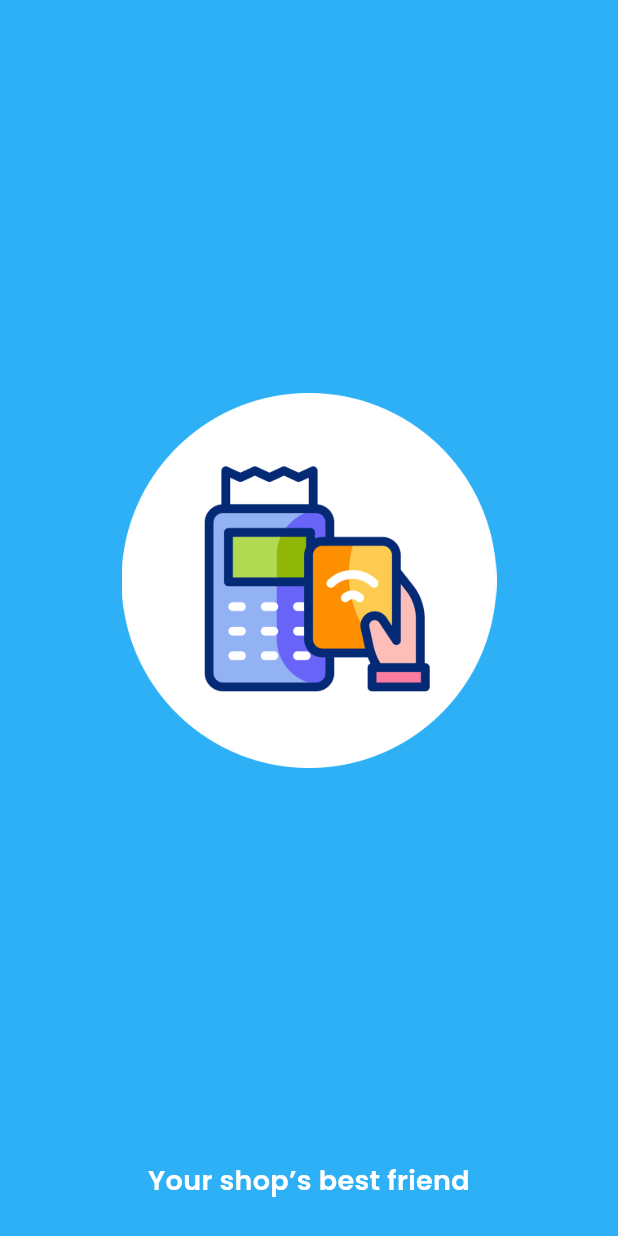
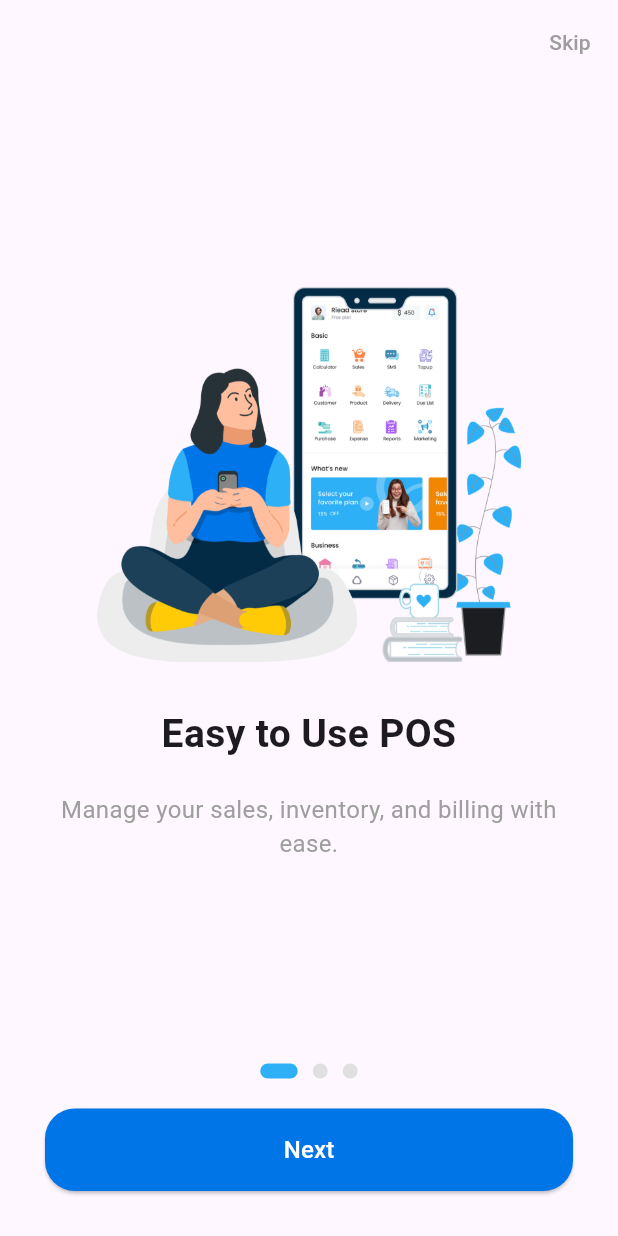
Before and after one commit to sagardhadke/SagarPOS360, a Flutter app: the screen it shows after launch, on a phone screen of 412 x 824 dp. Run offline on Flutter 3.47's test engine with Material 3 defaults, Android fonts, the phone set to English and light mode, and no system bars.

Commit message:
Complete onBoard

```diff
--- /dev/null
+++ b/lib/core/constants/onBoarding_content.dart
@@ -0,0 +1,25 @@
+class OnBoardingContent {
+  final String? image;
+  final String? title;
+  final String? description;
+
+  OnBoardingContent({this.image, this.title, this.description});
+}
+
+List<OnBoardingContent> onBoardcontents = [
+  OnBoardingContent(
+    image: 'assets/images/onBoard1.png',
+    title: 'Easy to Use POS',
+    description: 'Manage your sales, inventory, and billing with ease.',
+  ),
+  OnBoardingContent(
+    image: 'assets/images/onBoard2.png',
+    title: 'Real-time Reports',
+    description: 'Get detailed insights and analytics on your business.',
+  ),
+  OnBoardingContent(
+    image: 'assets/images/onBoard3.png',
+    title: 'Grow Your Business',
+    description: 'Empower your decisions and scale efficiently.',
+  ),
+];
--- a/lib/main.dart
+++ b/lib/main.dart
@@ -1,6 +1,6 @@
 import 'package:flutter/material.dart';
 import 'package:sagarpos360/core/constants/app_colors.dart';
-import 'package:sagarpos360/screens/splash.dart';
+import 'package:sagarpos360/screens/onBoarding/onBoard.dart';
 
 void main() {
   runApp(const MyApp());
@@ -19,6 +19,6 @@
           colorScheme: ColorScheme.fromSeed(seedColor: Colors.deepPurple),
           useMaterial3: true,
         ),
-        home: MySplash());
+        home: UserOnBoard());
   }
 }
--- /dev/null
+++ b/lib/screens/onBoarding/onBoard.dart
@@ -0,0 +1,143 @@
+import 'package:flutter/material.dart';
+import 'package:sagarpos360/core/constants/app_colors.dart';
+import '../../core/constants/onBoarding_content.dart';
+
+class UserOnBoard extends StatefulWidget {
+  const UserOnBoard({super.key});
+
+  @override
+  State<UserOnBoard> createState() => _UserOnBoardState();
+}
+
+class _UserOnBoardState extends State<UserOnBoard> {
+  int currentIndex = 0;
+  late PageController _controller;
+
+  @override
+  void initState() {
+    _controller = PageController(initialPage: 0);
+    super.initState();
+  }
+
+  @override
+  void dispose() {
+    _controller.dispose();
+    super.dispose();
+  }
+
+  @override
+  Widget build(BuildContext context) {
+    return Scaffold(
+      appBar: AppBar(
+        backgroundColor: Colors.transparent,
+        elevation: 0,
+        actions: [
+          if (currentIndex != onBoardcontents.length - 1)
+            TextButton(
+              onPressed: () {},
+              child: const Text("Skip", style: TextStyle(color: Colors.grey)),
+            )
+        ],
+      ),
+      body: Column(
+        children: [
+          Expanded(
+            child: PageView.builder(
+              controller: _controller,
+              itemCount: onBoardcontents.length,
+              onPageChanged: (int index) {
+                setState(() => currentIndex = index);
+              },
+              itemBuilder: (_, i) {
+                final content = onBoardcontents[i];
+                return Padding(
+                  padding:
+                      const EdgeInsets.symmetric(horizontal: 30, vertical: 10),
+                  child: Column(
+                    mainAxisAlignment: MainAxisAlignment.center,
+                    children: [
+                      Image.asset(
+                        content.image ?? '',
+                        height: 250,
+                      ),
+                      const SizedBox(height: 30),
+                      Text(
+                        content.title ?? '',
+                        style: const TextStyle(
+                          fontSize: 26,
+                          fontWeight: FontWeight.bold,
+                        ),
+                        textAlign: TextAlign.center,
+                      ),
+                      const SizedBox(height: 20),
+                      Text(
+                        content.description ?? '',
+                        textAlign: TextAlign.center,
+                        style: const TextStyle(
+                          fontSize: 16,
+                          color: Colors.grey,
+                        ),
+                      ),
+                    ],
+                  ),
+                );
+              },
+            ),
+          ),
+          Row(
+            mainAxisAlignment: MainAxisAlignment.center,
+            children: List.generate(
+              onBoardcontents.length,
+              (index) => buildDot(index),
+            ),
+          ),
+          const SizedBox(height: 20),
+          Container(
+            height: 55,
+            margin: const EdgeInsets.symmetric(horizontal: 30),
+            width: double.infinity,
+            child: ElevatedButton(
+              onPressed: () {
+                if (currentIndex == onBoardcontents.length - 1) {
+                } else {
+                  _controller.nextPage(
+                    duration: const Duration(milliseconds: 300),
+                    curve: Curves.easeInOut,
+                  );
+                }
+              },
+              style: ElevatedButton.styleFrom(
+                backgroundColor: Color(0XFF0075E7),
+                foregroundColor: Colors.white,
+                shape: RoundedRectangleBorder(
+                  borderRadius: BorderRadius.circular(20),
+                ),
+              ),
+              child: Text(
+                currentIndex == onBoardcontents.length - 1
+                    ? "Get Started"
+                    : "Next",
+                style: const TextStyle(fontSize: 16),
+              ),
+            ),
+          ),
+          const SizedBox(height: 30),
+        ],
+      ),
+    );
+  }
+
+  Widget buildDot(int index) {
+    return AnimatedContainer(
+      duration: const Duration(milliseconds: 200),
+      height: 10,
+      width: currentIndex == index ? 25 : 10,
+      margin: const EdgeInsets.symmetric(horizontal: 5),
+      decoration: BoxDecoration(
+        borderRadius: BorderRadius.circular(20),
+        color:
+            currentIndex == index ? AppColors.primaryColor : Colors.grey[300],
+      ),
+    );
+  }
+}
```
Also changed, not shown: pubspec.yaml (+12 -0 lines), assets/images/onBoard1.png (added), assets/images/onBoard2.png (added), assets/images/onBoard3.png (added), pubspec.lock, 1 other file.
